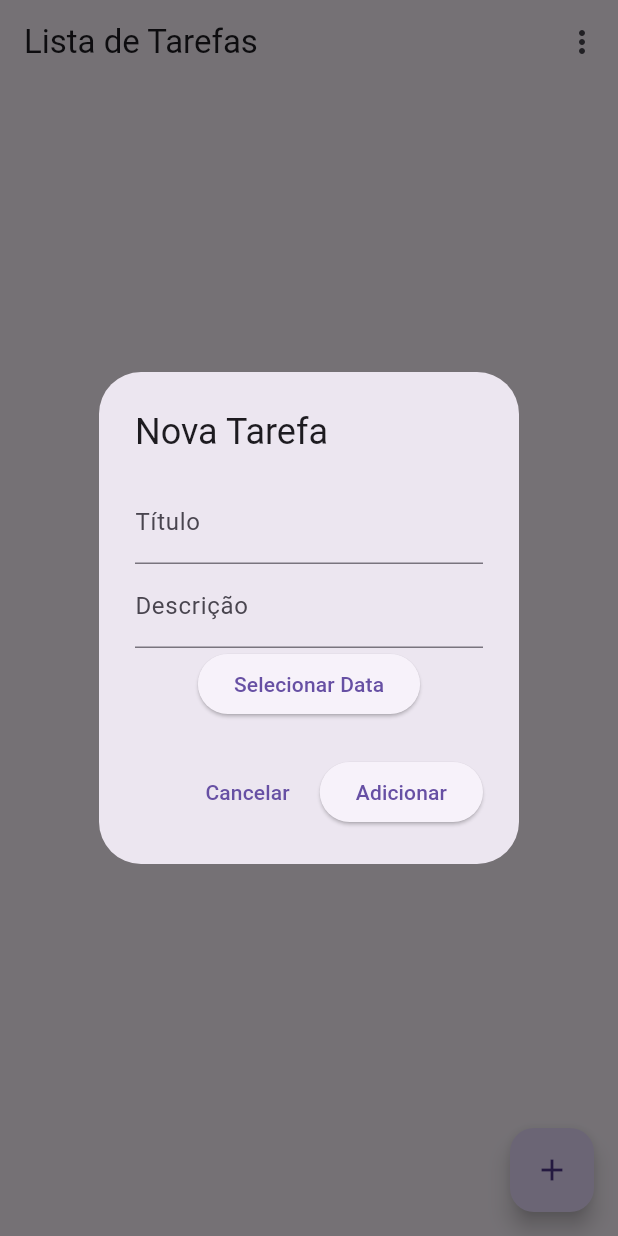
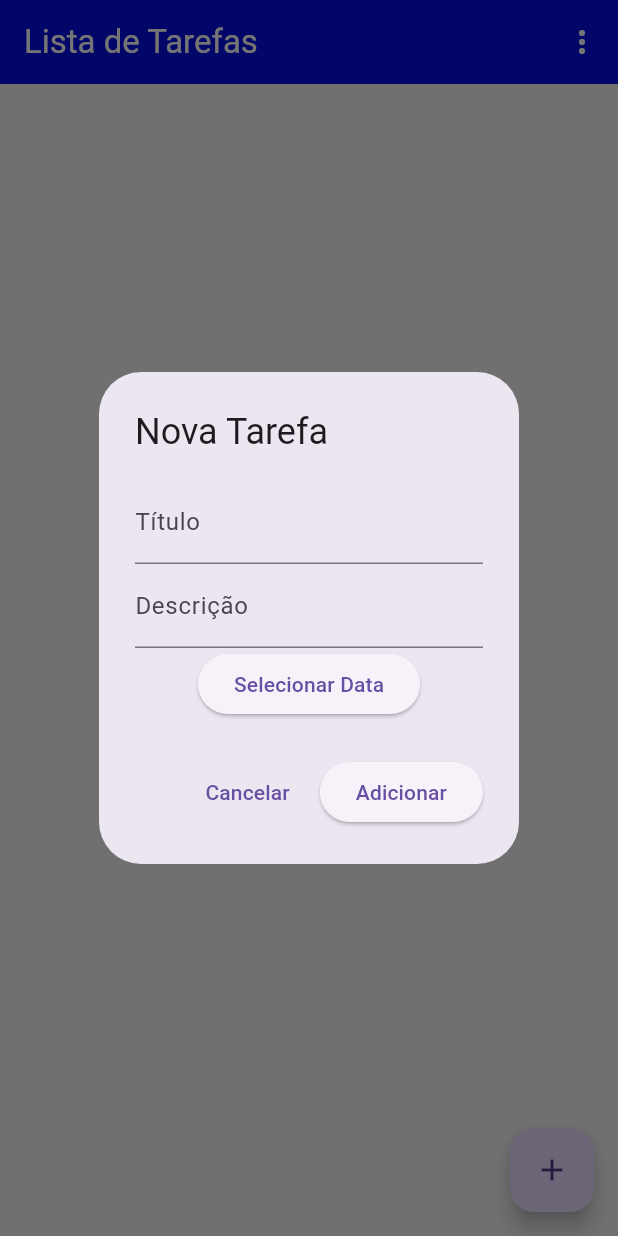
Before and after one commit to Paulim18/trabalho-feijo, a Flutter app: the screen it shows after launch, after a tap on the "add" icon, on a phone screen of 412 x 824 dp. Run offline on Flutter 3.47's test engine with Material 3 defaults, Android fonts, the phone set to English and light mode, and no system bars; our stand-ins replace shared_preferences.

Commit message:
atualização
eu adicionei a pasta de estilização, ta na pasta lib.

PS: Kaique, vc pode trocar as cores, fontes, personalize o app, e o deixe bonito

```diff
--- a/APP_feijo/teste/lib/main.dart
+++ b/APP_feijo/teste/lib/main.dart
@@ -2,6 +2,7 @@
 import 'package:flutter/material.dart';
 import 'package:shared_preferences/shared_preferences.dart';
 import 'dart:convert';
+import 'theme/app_theme.dart';
 
 void main() {
   runApp(const TodoApp());
@@ -40,9 +41,10 @@ class TodoApp extends StatelessWidget {
 
   @override
   Widget build(BuildContext context) {
-    return const MaterialApp(
-      debugShowCheckedModeBanner: false,
-      home: TodoHomePage(),
+    return MaterialApp(
+      title: 'Trabalho Feijo',
+      theme: AppTheme.lightTheme,
+      home: const TodoHomePage(),
     );
   }
 }
--- /dev/null
+++ b/APP_feijo/teste/lib/theme/app_colors.dart
@@ -0,0 +1,8 @@
+import 'package:flutter/material.dart';
+
+class AppColors {
+  static const primary = Color.fromARGB(255, 7, 14, 229);
+  static const secondary = Color.fromARGB(255, 218, 3, 3);
+  static const background = Color(0xFFF5F5F5);
+  static const text = Colors.black87;
+}
--- /dev/null
+++ b/APP_feijo/teste/lib/theme/app_text_styles.dart
@@ -0,0 +1,14 @@
+import 'package:flutter/material.dart';
+
+class AppTextStyles {
+  static const title = TextStyle(
+    fontSize: 24,
+    fontWeight: FontWeight.bold,
+    color: Colors.black87,
+  );
+
+  static const body = TextStyle(
+    fontSize: 16,
+    color: Colors.black87,
+  );
+}
--- /dev/null
+++ b/APP_feijo/teste/lib/theme/app_theme.dart
@@ -0,0 +1,18 @@
+import 'package:flutter/material.dart';
+import 'app_colors.dart';
+
+class AppTheme {
+  static ThemeData get lightTheme {
+    return ThemeData(
+      primaryColor: AppColors.primary,
+      scaffoldBackgroundColor: AppColors.background,
+      textTheme: const TextTheme(
+        bodyMedium: TextStyle(color: AppColors.text),
+      ),
+      appBarTheme: const AppBarTheme(
+        backgroundColor: AppColors.primary,
+        foregroundColor: Colors.white,
+      ),
+    );
+  }
+}
```
